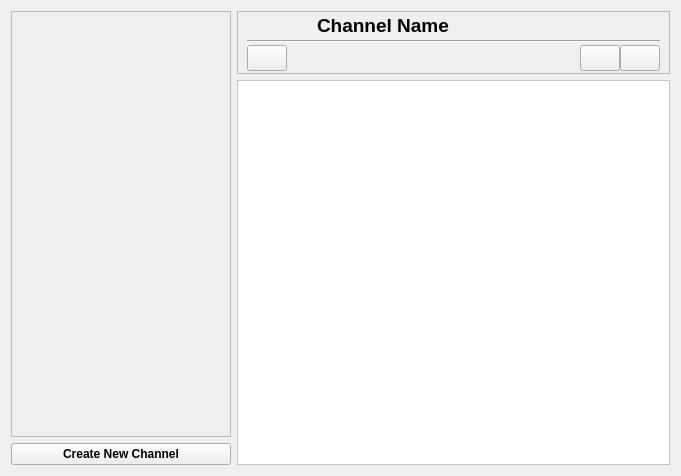
First picture: the form in retroshare-gui/src/gui/ChannelFeed.ui, repository RetroShare/RetroShare, before the edit.
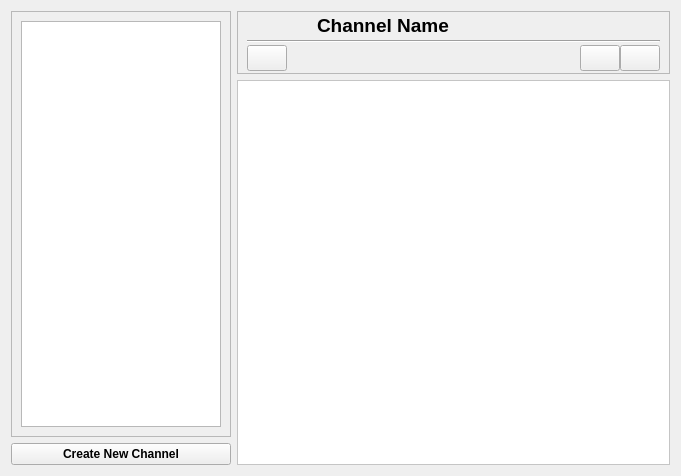
Second picture: the form after the edit. Icons and pictures are not drawn.

Commit message: few changes added to channel gui - list of groups and channels was replaced with a tree view

What changed in the file:
```diff
--- a/retroshare-gui/src/gui/ChannelFeed.ui
+++ b/retroshare-gui/src/gui/ChannelFeed.ui
@@ -64,6 +64,11 @@
      <property name="frameShadow">
       <enum>QFrame::Raised</enum>
      </property>
+     <layout class="QGridLayout" name="gridLayout_5">
+      <item row="0" column="0">
+       <widget class="QTreeView" name="treeView"/>
+      </item>
+     </layout>
     </widget>
    </item>
    <item row="0" column="1" rowspan="2">
```
The commit also changes 5 other files.
